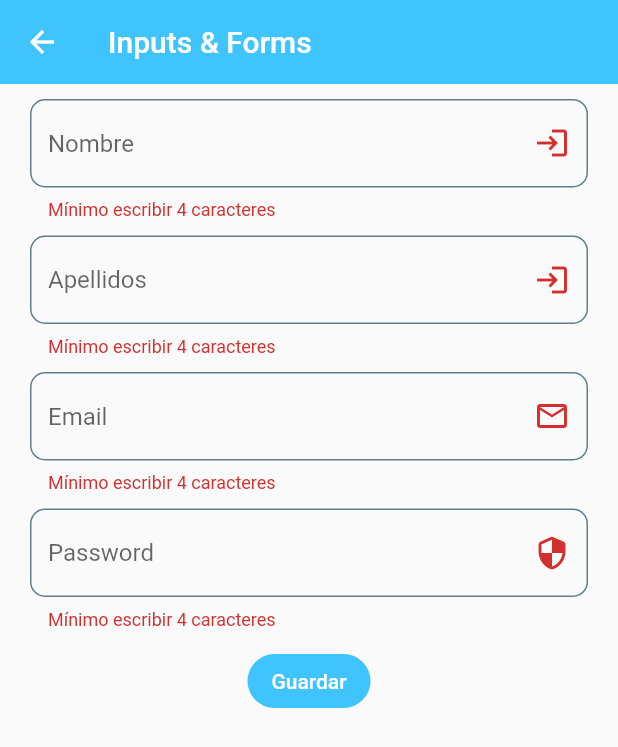
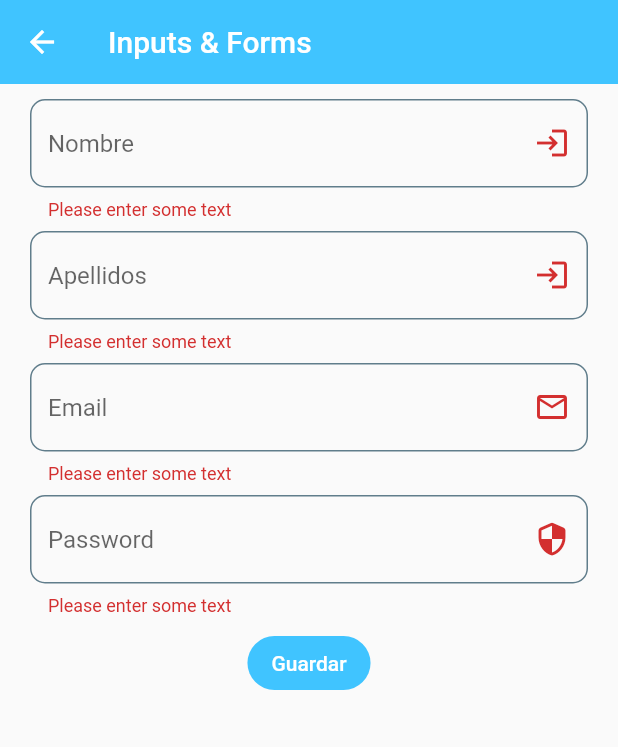
Before and after one commit to diegostreetbob/Flutter-Components, a Flutter app: the InputsScreen screen opened by its route, after a tap on "Guardar", on a phone screen of 412 x 824 dp. Shown: the top 747 px of the screen. Run offline on Flutter 3.47's test engine with Material 2 defaults, Android fonts, the phone set to English and light mode, and no system bars; missing offline and left inert: dart:ffi.

```diff
--- a/lib/screens/inputs_screen.dart
+++ b/lib/screens/inputs_screen.dart
@@ -33,23 +33,23 @@ class  InputsScreen extends StatelessWidget {
                 key: myFormKey,
                 child: Column(
                 children: [
-                  const CustomInputField(hintText: "Nombre",suffixIcon: Icons.login,keyboardType: TextInputType.text),
-                  const SizedBox(height: 10),
-                  const CustomInputField(hintText: "Apellidos",suffixIcon: Icons.login,keyboardType: TextInputType.text),
-                  const SizedBox(height: 10),
-                  const CustomInputField(hintText: "Email",suffixIcon: Icons.mail_outline,keyboardType: TextInputType.emailAddress),
-                  const SizedBox(height: 10),
-                  const CustomInputField(hintText: "Password",suffixIcon: Icons.security_rounded,keyboardType: TextInputType.visiblePassword,obscureText: true),
-                  const SizedBox(height: 10),
+                  CustomInputField(hintText: "Nombre",suffixIcon: Icons.login,keyboardType: TextInputType.text,formProperty:"nombre" ,formValues: formValues ),
+                  const SizedBox(height: 7),
+                  CustomInputField(hintText: "Apellidos",suffixIcon: Icons.login,keyboardType: TextInputType.text,formProperty:"apellidos" ,formValues: formValues),
+                  const SizedBox(height: 7),
+                  CustomInputField(hintText: "Email",suffixIcon: Icons.mail_outline,keyboardType: TextInputType.emailAddress,formProperty:"email" ,formValues: formValues),
+                  const SizedBox(height: 7),
+                  CustomInputField(hintText: "Password",suffixIcon: Icons.security_rounded,keyboardType: TextInputType.visiblePassword,obscureText: true,formProperty:"password" ,formValues: formValues),
+                  const SizedBox(height: 7),
                   ElevatedButton(
                       child: const Text("Guardar"),
                       onPressed: (){
                         //para minimizar el teclado cada vez que damos a guardar
                         FocusScope.of(context).requestFocus(FocusNode());
-                        //aseguro no null
-                        if(myFormKey.currentState != null) {
-                          //
-                          if(!myFormKey.currentState!.validate()){
+                        if(myFormKey.currentState != null) {     //aseguro no null
+                          if(myFormKey.currentState!.validate()){//si no hay errores
+                            print(formValues);
+                          }else{                                 //si hay errores
                             print("formulario no válido");
                           }
                         }
--- a/lib/widgets/custom_imput_field.dart
+++ b/lib/widgets/custom_imput_field.dart
@@ -12,8 +12,10 @@ class CustomInputField extends StatelessWidget {
   final IconData? suffixIcon;
   final TextInputType keyboardType;//validaciones
   final bool obscureText;
+  final String formProperty;
+  final Map<String,String> formValues;
   //
-  const CustomInputField(
+  CustomInputField(
       {
         Key? key,
         this.hintText,
@@ -21,7 +23,9 @@ class CustomInputField extends StatelessWidget {
         this.helperText,
         this.suffixIcon,
         required this.keyboardType,
-        this.obscureText=false//si no se envía sera false por defecto
+        this.obscureText=false,//si no se envía sera false por defecto
+        required this.formProperty,
+        required this.formValues
       }
       ) : super(key: key);
   //
@@ -34,16 +38,15 @@ class CustomInputField extends StatelessWidget {
         initialValue: "",
         //primera letra de cada palabra en mayúsculas
         textCapitalization: TextCapitalization.words,
-        onChanged: (value) { //imprime lo escrito
-          print("value: $value");
+        onChanged: (value) {
+          formValues[formProperty] = value;
         },
         //validación
         autovalidateMode: AutovalidateMode.onUserInteraction,
+        //todo investigar validaciones con regex
         validator: (value) {
-          if (value != null) {
-            return value.length < 4 ? "Mínimo escribir 4 caracteres" : "";
-          } else {
-            return "Este campo es requerido";
+           if (value != null) {
+            if (value.isEmpty) return 'Please enter some text';
           }
         },
         decoration: InputDecoration(
```
